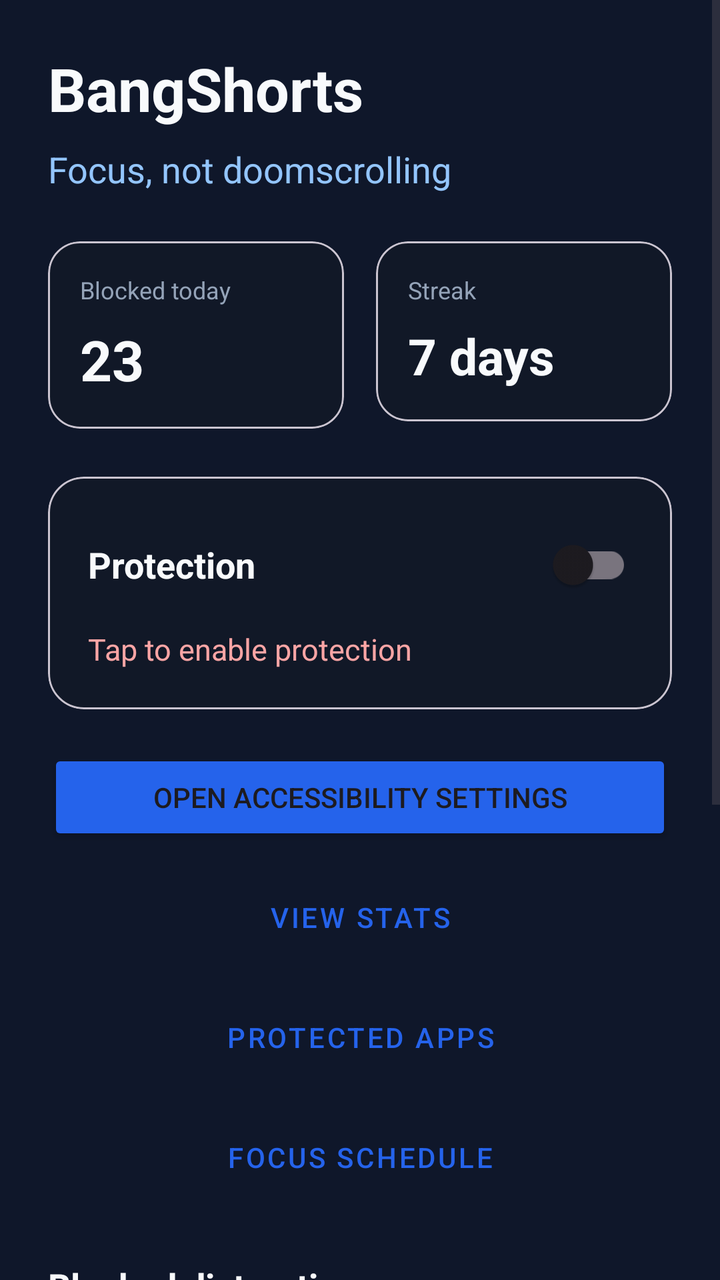
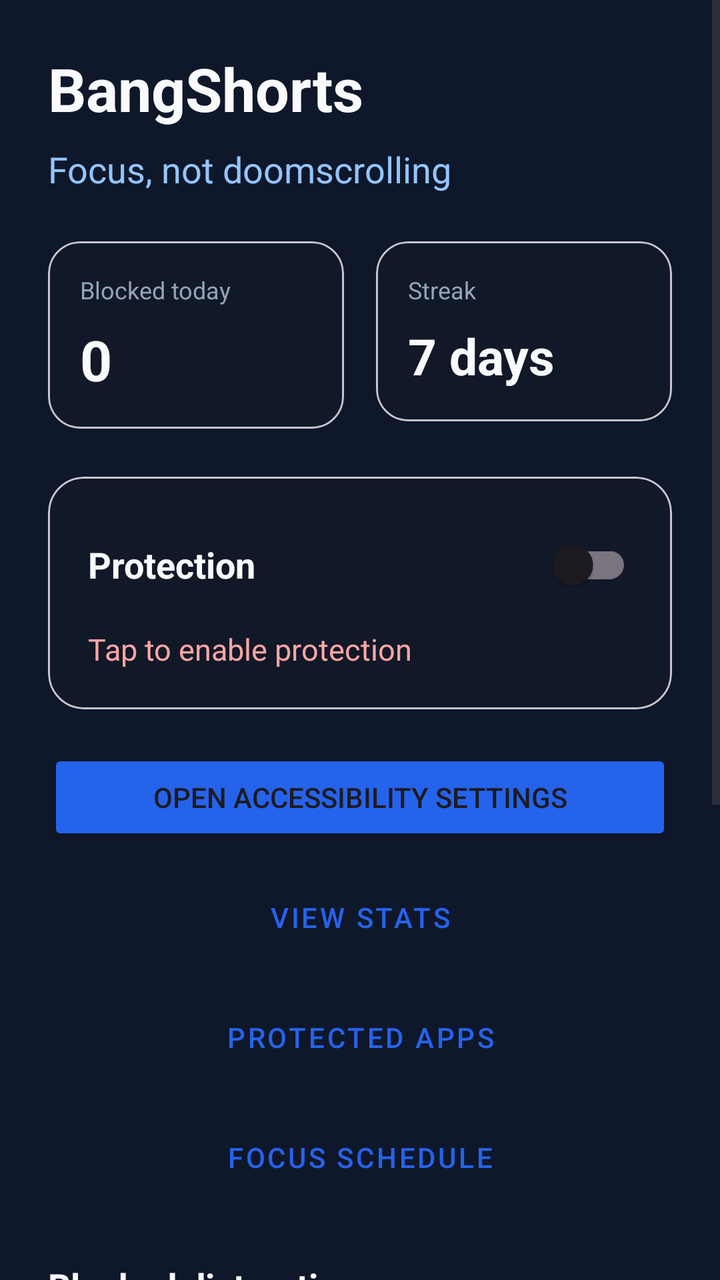

Before-and-after screenshots of an Android layout around one commit, followed by the original layout XML and the change that was made.
<!-- AndroidManifest.xml: application theme Theme.BangShorts -->
<!-- res/layout/activity_main.xml -->
<?xml version="1.0" encoding="utf-8"?>
<ScrollView xmlns:android="http://schemas.android.com/apk/res/android"
    xmlns:app="http://schemas.android.com/apk/res-auto"
    android:layout_width="match_parent"
    android:layout_height="match_parent"
    android:background="#0F172A"
    android:fillViewport="true">

    <LinearLayout
        android:layout_width="match_parent"
        android:layout_height="wrap_content"
        android:orientation="vertical"
        android:padding="24dp">

        <TextView
            android:id="@+id/titleText"
            android:layout_width="wrap_content"
            android:layout_height="wrap_content"
            android:text="@string/app_name"
            android:textColor="#F8FAFC"
            android:textSize="30sp"
            android:textStyle="bold" />

        <TextView
            android:id="@+id/subtitleText"
            android:layout_width="wrap_content"
            android:layout_height="wrap_content"
            android:layout_marginTop="8dp"
            android:text="@string/hero_tagline"
            android:textColor="#93C5FD"
            android:textSize="18sp" />

        <LinearLayout
            android:layout_width="match_parent"
            android:layout_height="wrap_content"
            android:layout_marginTop="24dp"
            android:orientation="horizontal">

            <com.google.android.material.card.MaterialCardView
                android:layout_width="0dp"
                android:layout_height="wrap_content"
                android:layout_marginEnd="8dp"
                android:layout_weight="1"
                app:cardBackgroundColor="#111827"
                app:cardCornerRadius="16dp"
                app:cardElevation="0dp">

                <LinearLayout
                    android:layout_width="match_parent"
                    android:layout_height="wrap_content"
                    android:orientation="vertical"
                    android:padding="16dp">

                    <TextView
                        android:layout_width="wrap_content"
                        android:layout_height="wrap_content"
                        android:text="@string/blocked_today"
                        android:textColor="#94A3B8"
                        android:textSize="12sp" />

                    <TextView
                        android:layout_width="wrap_content"
                        android:layout_height="wrap_content"
                        android:layout_marginTop="8dp"
                        android:text="23"
                        android:textColor="#F8FAFC"
                        android:textSize="28sp"
                        android:textStyle="bold" />
                </LinearLayout>
            </com.google.android.material.card.MaterialCardView>

            <com.google.android.material.card.MaterialCardView
                android:layout_width="0dp"
                android:layout_height="wrap_content"
                android:layout_marginStart="8dp"
                android:layout_weight="1"
                app:cardBackgroundColor="#111827"
                app:cardCornerRadius="16dp"
                app:cardElevation="0dp">

                <LinearLayout
                    android:layout_width="match_parent"
                    android:layout_height="wrap_content"
                    android:orientation="vertical"
                    android:padding="16dp">

                    <TextView
                        android:layout_width="wrap_content"
                        android:layout_height="wrap_content"
                        android:text="@string/streak"
                        android:textColor="#94A3B8"
                        android:textSize="12sp" />

                    <TextView
                        android:layout_width="wrap_content"
                        android:layout_height="wrap_content"
                        android:layout_marginTop="8dp"
                        android:text="7 days"
                        android:textColor="#F8FAFC"
                        android:textSize="25sp"
                        android:textStyle="bold" />
                </LinearLayout>
            </com.google.android.material.card.MaterialCardView>
        </LinearLayout>

        <com.google.android.material.card.MaterialCardView
            android:layout_width="match_parent"
            android:layout_height="wrap_content"
            android:layout_marginTop="24dp"
            app:cardBackgroundColor="#111827"
            app:cardCornerRadius="18dp"
            app:cardElevation="0dp">

            <LinearLayout
                android:layout_width="match_parent"
                android:layout_height="wrap_content"
                android:orientation="vertical"
                android:padding="20dp">

                <LinearLayout
                    android:layout_width="match_parent"
                    android:layout_height="wrap_content"
                    android:gravity="center_vertical"
                    android:orientation="horizontal">

                    <TextView
                        android:layout_width="0dp"
                        android:layout_height="wrap_content"
                        android:layout_weight="1"
                        android:text="@string/protection_title"
                        android:textColor="#F8FAFC"
                        android:textSize="18sp"
                        android:textStyle="bold" />

                    <com.google.android.material.switchmaterial.SwitchMaterial
                        android:id="@+id/serviceSwitch"
                        android:layout_width="wrap_content"
                        android:layout_height="wrap_content" />
                </LinearLayout>

                <TextView
                    android:id="@+id/serviceStatus"
                    android:layout_width="wrap_content"
                    android:layout_height="wrap_content"
                    android:layout_marginTop="8dp"
                    android:text="@string/protection_disabled"
                    android:textColor="#FCA5A5"
                    android:textSize="15sp" />
            </LinearLayout>
        </com.google.android.material.card.MaterialCardView>

        <Button
            android:id="@+id/openSettingsButton"
            android:layout_width="match_parent"
            android:layout_height="wrap_content"
            android:layout_marginTop="20dp"
            android:backgroundTint="#2563EB"
            android:text="@string/open_accessibility_settings" />

        <Button
            android:id="@+id/viewStatsButton"
            style="@style/Widget.MaterialComponents.Button.OutlinedButton"
            android:layout_width="match_parent"
            android:layout_height="wrap_content"
            android:layout_marginTop="12dp"
            android:text="@string/view_stats" />

        <Button
            android:id="@+id/settingsButton"
            style="@style/Widget.MaterialComponents.Button.OutlinedButton"
            android:layout_width="match_parent"
            android:layout_height="wrap_content"
            android:layout_marginTop="12dp"
            android:text="@string/protected_apps" />

        <Button
            android:id="@+id/scheduleButton"
            style="@style/Widget.MaterialComponents.Button.OutlinedButton"
            android:layout_width="match_parent"
            android:layout_height="wrap_content"
            android:layout_marginTop="12dp"
            android:text="@string/focus_schedule" />

        <TextView
            android:layout_width="match_parent"
            android:layout_height="wrap_content"
            android:layout_marginTop="28dp"
            android:text="@string/blocked_apps_title"
            android:textColor="#F8FAFC"
            android:textSize="18sp"
            android:textStyle="bold" />

        <LinearLayout
            android:layout_width="match_parent"
            android:layout_height="wrap_content"
            android:layout_marginTop="12dp"
            android:orientation="vertical">

            <TextView
                android:layout_width="match_parent"
                android:layout_height="wrap_content"
                android:paddingVertical="8dp"
                android:text="• YouTube Shorts"
                android:textColor="#E2E8F0"
                android:textSize="16sp" />

            <TextView
                android:layout_width="match_parent"
                android:layout_height="wrap_content"
                android:paddingVertical="8dp"
                android:text="• Instagram Reels"
                android:textColor="#E2E8F0"
                android:textSize="16sp" />

            <TextView
                android:layout_width="match_parent"
                android:layout_height="wrap_content"
                android:paddingVertical="8dp"
                android:text="• Facebook Watch"
                android:textColor="#E2E8F0"
                android:textSize="16sp" />

            <TextView
                android:layout_width="match_parent"
                android:layout_height="wrap_content"
                android:paddingVertical="8dp"
                android:text="• Browser short-video pages"
                android:textColor="#E2E8F0"
                android:textSize="16sp" />
        </LinearLayout>

        <Button
            android:id="@+id/focusModeButton"
            style="@style/Widget.MaterialComponents.Button.OutlinedButton"
            android:layout_width="match_parent"
            android:layout_height="wrap_content"
            android:layout_marginTop="24dp"
            android:text="@string/start_focus_mode" />

        <TextView
            android:layout_width="match_parent"
            android:layout_height="wrap_content"
            android:layout_marginTop="20dp"
            android:text="@string/app_description"
            android:textColor="#CBD5E1"
            android:textSize="14sp" />
    </LinearLayout>
</ScrollView>
<!-- resources referenced by this layout -->
<resources>
  <string name="app_description">BangShorts helps reduce distraction by blocking short-form content from selected apps and web pages. You can enable the Android accessibility service and use it as a focus helper for better digital habits.</string>
  <string name="app_name">BangShorts</string>
  <string name="blocked_apps_title">Blocked distractions</string>
  <string name="blocked_today">Blocked today</string>
  <string name="focus_schedule">Focus schedule</string>
  <string name="hero_tagline">Focus, not doomscrolling</string>
  <string name="open_accessibility_settings">Open accessibility settings</string>
  <string name="protected_apps">Protected apps</string>
  <string name="protection_disabled">Tap to enable protection</string>
  <string name="protection_title">Protection</string>
  <string name="start_focus_mode">Start focus mode</string>
  <string name="streak">Streak</string>
  <string name="view_stats">View stats</string>
  <style name="Theme.BangShorts" parent="Theme.Material3.DayNight.NoActionBar">
          <item name="colorPrimary">#2563EB</item>
          <item name="colorPrimaryVariant">#1D4ED8</item>
          <item name="colorSecondary">#10B981</item>
          <item name="android:statusBarColor">#0F172A</item>
          <item name="android:navigationBarColor">#0F172A</item>
          <item name="android:windowBackground">#0F172A</item>
      </style>
</resources>

<!-- the commit's change to res/layout/activity_main.xml (unified diff, before → after) -->
@@ -59,10 +59,11 @@
                         android:textSize="12sp" />
 
                     <TextView
+                        android:id="@+id/blockedCountText"
                         android:layout_width="wrap_content"
                         android:layout_height="wrap_content"
                         android:layout_marginTop="8dp"
-                        android:text="23"
+                        android:text="0"
                         android:textColor="#F8FAFC"
                         android:textSize="28sp"
                         android:textStyle="bold" />
@@ -92,6 +93,7 @@
                         android:textSize="12sp" />
 
                     <TextView
+                        android:id="@+id/streakText"
                         android:layout_width="wrap_content"
                         android:layout_height="wrap_content"
                         android:layout_marginTop="8dp"
